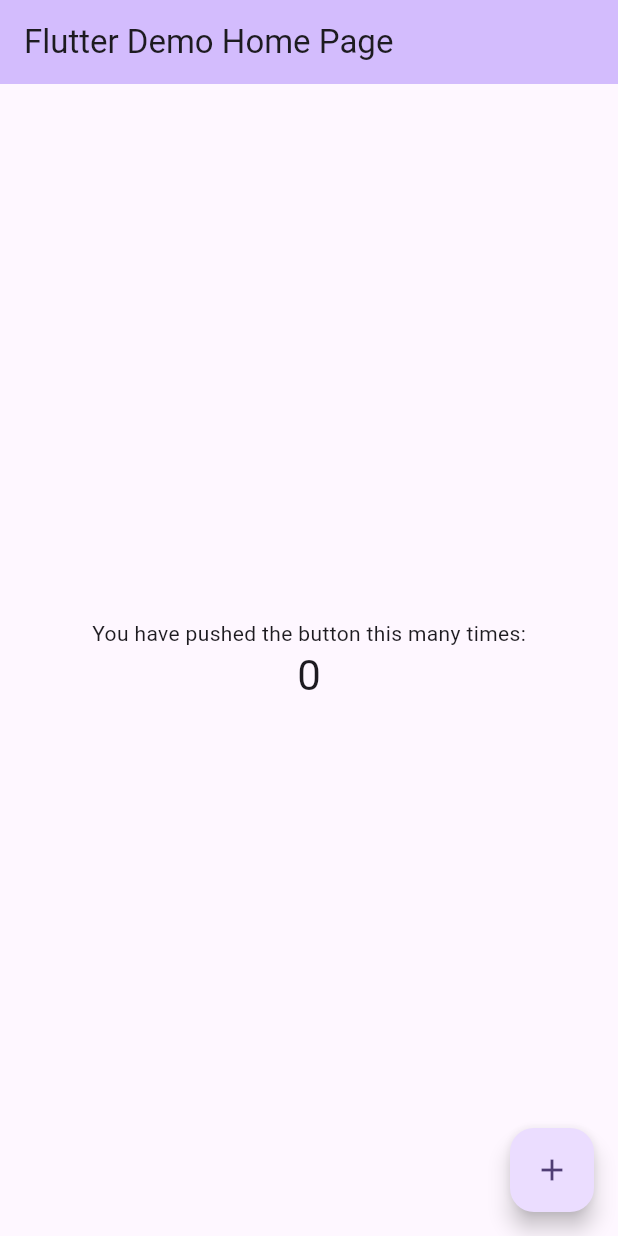
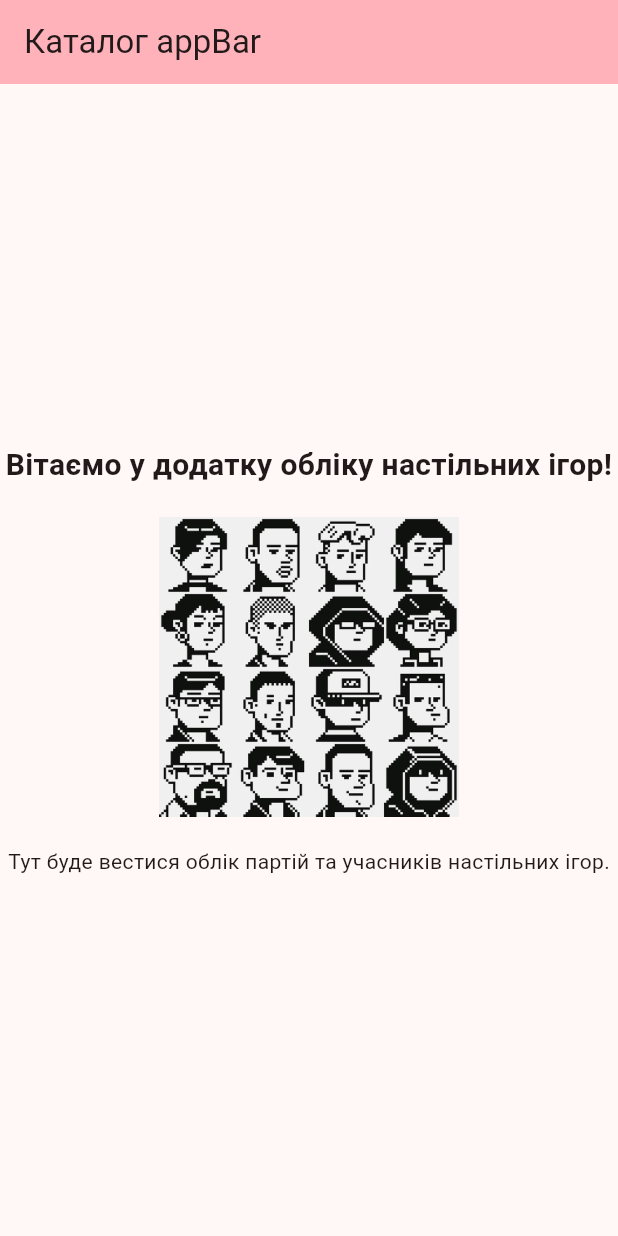
Before and after one commit to cobrinia/board-games-tracker, a Flutter app: the screen it shows after launch, on a phone screen of 412 x 824 dp. Run offline on Flutter 3.47's test engine with Material 3 defaults, Android fonts, the phone set to English and light mode, and no system bars.

```diff
--- a/lib/main.dart
+++ b/lib/main.dart
@@ -1,6 +1,9 @@
 import 'package:flutter/material.dart';
 
+//import 'package:flutter/rendering.dart'; //файли для дебагу
+
 void main() {
+  //debugPaintSizeEnabled = true;
   runApp(const MyApp());
 }
 
@@ -11,41 +14,19 @@ class MyApp extends StatelessWidget {
   @override
   Widget build(BuildContext context) {
     return MaterialApp(
-      title: 'Flutter Demo',
+      title: 'Каталог настільних ігор',
       theme: ThemeData(
-        // This is the theme of your application.
-        //
-        // TRY THIS: Try running your application with "flutter run". You'll see
-        // the application has a purple toolbar. Then, without quitting the app,
-        // try changing the seedColor in the colorScheme below to Colors.green
-        // and then invoke "hot reload" (save your changes or press the "hot
-        // reload" button in a Flutter-supported IDE, or press "r" if you used
-        // the command line to start the app).
-        //
-        // Notice that the counter didn't reset back to zero; the application
-        // state is not lost during the reload. To reset the state, use hot
-        // restart instead.
-        //
-        // This works for code too, not just values: Most code changes can be
-        // tested with just a hot reload.
-        colorScheme: .fromSeed(seedColor: Colors.deepPurple),
+        colorScheme: .fromSeed(
+          seedColor: const Color.fromARGB(255, 170, 7, 56),
+        ),
       ),
-      home: const MyHomePage(title: 'Flutter Demo Home Page'),
+      home: const MyHomePage(title: 'Каталог настільних ігор'),
     );
   }
 }
 
 class MyHomePage extends StatefulWidget {
   const MyHomePage({super.key, required this.title});
-
-  // This widget is the home page of your application. It is stateful, meaning
-  // that it has a State object (defined below) that contains fields that affect
-  // how it looks.
-
-  // This class is the configuration for the state. It holds the values (in this
-  // case the title) provided by the parent (in this case the App widget) and
-  // used by the build method of the State. Fields in a Widget subclass are
-  // always marked "final".
 
   final String title;
 
@@ -54,68 +35,30 @@ class MyHomePage extends StatefulWidget {
 }
 
 class _MyHomePageState extends State<MyHomePage> {
-  int _counter = 0;
-
-  void _incrementCounter() {
-    setState(() {
-      // This call to setState tells the Flutter framework that something has
-      // changed in this State, which causes it to rerun the build method below
-      // so that the display can reflect the updated values. If we changed
-      // _counter without calling setState(), then the build method would not be
-      // called again, and so nothing would appear to happen.
-      _counter++;
-    });
-  }
-
   @override
   Widget build(BuildContext context) {
-    // This method is rerun every time setState is called, for instance as done
-    // by the _incrementCounter method above.
-    //
-    // The Flutter framework has been optimized to make rerunning build methods
-    // fast, so that you can just rebuild anything that needs updating rather
-    // than having to individually change instances of widgets.
     return Scaffold(
       appBar: AppBar(
-        // TRY THIS: Try changing the color here to a specific color (to
-        // Colors.amber, perhaps?) and trigger a hot reload to see the AppBar
-        // change color while the other colors stay the same.
         backgroundColor: Theme.of(context).colorScheme.inversePrimary,
-        // Here we take the value from the MyHomePage object that was created by
-        // the App.build method, and use it to set our appbar title.
-        title: Text(widget.title),
+
+        title: Text('Каталог appBar'),
       ),
       body: Center(
-        // Center is a layout widget. It takes a single child and positions it
-        // in the middle of the parent.
         child: Column(
-          // Column is also a layout widget. It takes a list of children and
-          // arranges them vertically. By default, it sizes itself to fit its
-          // children horizontally, and tries to be as tall as its parent.
-          //
-          // Column has various properties to control how it sizes itself and
-          // how it positions its children. Here we use mainAxisAlignment to
-          // center the children vertically; the main axis here is the vertical
-          // axis because Columns are vertical (the cross axis would be
-          // horizontal).
-          //
-          // TRY THIS: Invoke "debug painting" (choose the "Toggle Debug Paint"
-          // action in the IDE, or press "p" in the console), to see the
-          // wireframe for each widget.
           mainAxisAlignment: .center,
           children: [
-            const Text('You have pushed the button this many times:'),
-            Text(
-              '$_counter',
-              style: Theme.of(context).textTheme.headlineMedium,
+            const Text(
+              'Вітаємо у додатку обліку настільних ігор!',
+              style: TextStyle(fontSize: 20, fontWeight: FontWeight.bold),
+              textAlign: TextAlign.center,
             ),
+            const SizedBox(height: 20),
+            Image.asset('assets/images/icon1.jpg', width: 200, height: 200),
+            const SizedBox(height: 20),
+
+            Text('Тут буде вестися облік партій та учасників настільних ігор.'),
           ],
         ),
-      ),
-      floatingActionButton: FloatingActionButton(
-        onPressed: _incrementCounter,
-        tooltip: 'Increment',
-        child: const Icon(Icons.add),
       ),
     );
   }
--- a/pubspec.yaml
+++ b/pubspec.yaml
@@ -57,9 +57,9 @@ flutter:
   uses-material-design: true
 
   assets:
-    - images/icon1.jpg
-    - images/icon2.jpg
-    - images/icon3.jpg
+    - assets/images/icon1.jpg
+    - assets/images/icon2.jpg
+    - assets/images/icon3.jpg
   # To add assets to your application, add an assets section, like this:
   # assets:
   #   - images/a_dot_burr.jpeg
```
